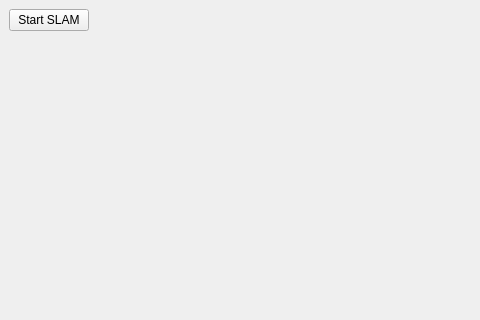
Qt form mainwindow.ui (alimuratov/hh_desktop) before a commit; both pictures show x 0 to 480 and y 0 to 320 of the 849 by 862 pixel window.
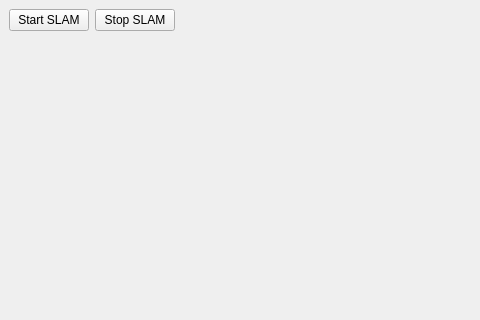
The same form after that commit. The open tabs and pages were chosen to show the change.

Commit message: Add SLAM process controls

```diff
--- a/mainwindow.ui
+++ b/mainwindow.ui
@@ -322,6 +322,13 @@
             </property>
            </widget>
           </item>
+            <item>
+             <widget class="QPushButton" name="stopSlamButton">
+              <property name="text">
+               <string>Stop SLAM</string>
+              </property>
+             </widget>
+            </item>
           <item>
            <spacer name="horizontalSpacer_8">
             <property name="orientation">
```
Left out of the diff: 2 changed lines with no effect on the pictures. Lines whose indentation alone changed are shown as unchanged. The commit also changes 2 other files.
